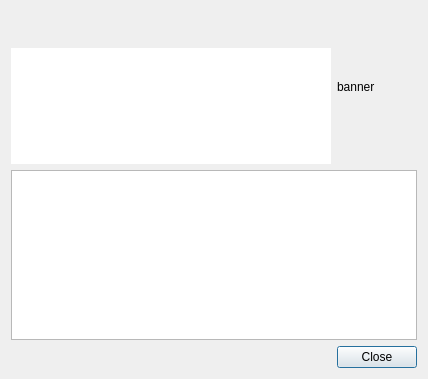
First picture: the form in src/episodedialog.ui, repository ThomasBrixLarsen/serieswatcher, before the edit.
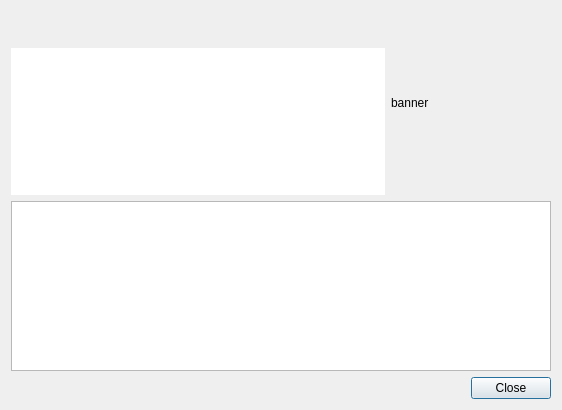
Second picture: the form after the edit.

The edit to the form file:
```diff
--- a/src/episodedialog.ui
+++ b/src/episodedialog.ui
@@ -6,8 +6,8 @@
    <rect>
     <x>0</x>
     <y>0</y>
-    <width>428</width>
-    <height>379</height>
+    <width>562</width>
+    <height>410</height>
    </rect>
   </property>
   <property name="windowTitle">
@@ -86,8 +86,8 @@
      </property>
      <property name="minimumSize">
       <size>
-       <width>80</width>
-       <height>114</height>
+       <width>160</width>
+       <height>160</height>
       </size>
      </property>
      <property name="baseSize">
```
